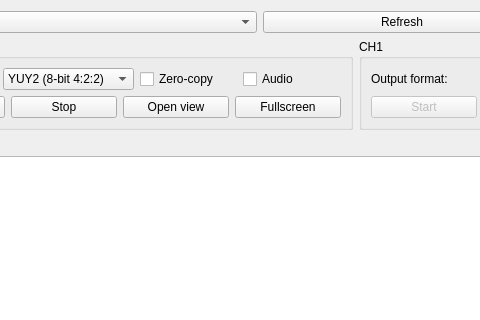
MarquezLin/GVFG_Standalone, file samples/gvfg_qt_preview/mainwindow.ui: the form before one commit; both pictures show x 124 to 604 and y 0 to 320 of the 960 by 640 pixel window.
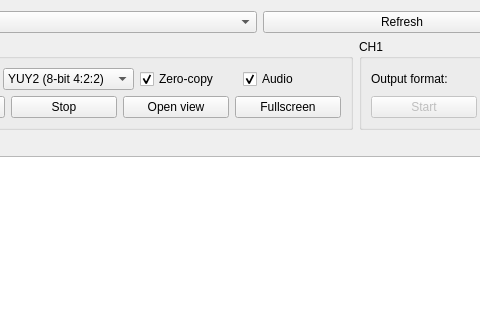
The form after the commit.

Commit message: Show received audio frames and remove unused sample state

The edit to the form file:
```diff
--- a/samples/gvfg_qt_preview/mainwindow.ui
+++ b/samples/gvfg_qt_preview/mainwindow.ui
@@ -94,6 +94,9 @@
           <property name="text">
            <string>Zero-copy</string>
           </property>
+          <property name="checked">
+           <bool>true</bool>
+          </property>
          </widget>
         </item>
         <item row="0" column="3">
@@ -107,6 +110,9 @@
           <property name="text">
            <string>Audio</string>
           </property>
+          <property name="checked">
+           <bool>true</bool>
+          </property>
          </widget>
         </item>
         <item row="1" column="0" colspan="4">
```
The commit also changes 2 other files.
